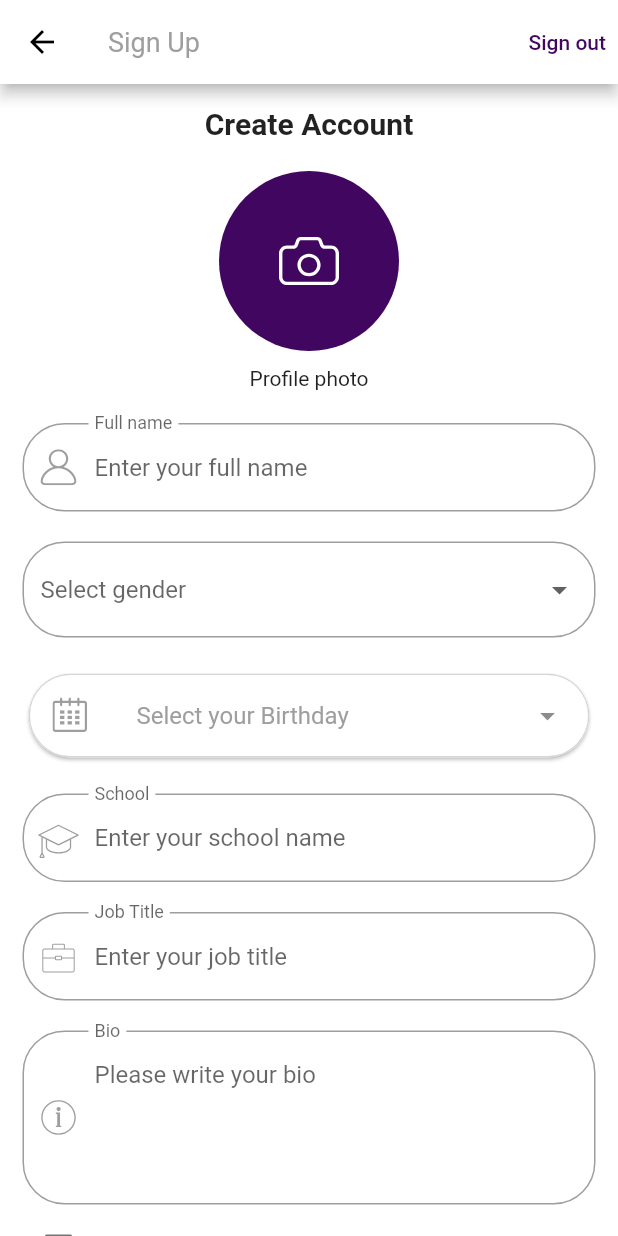
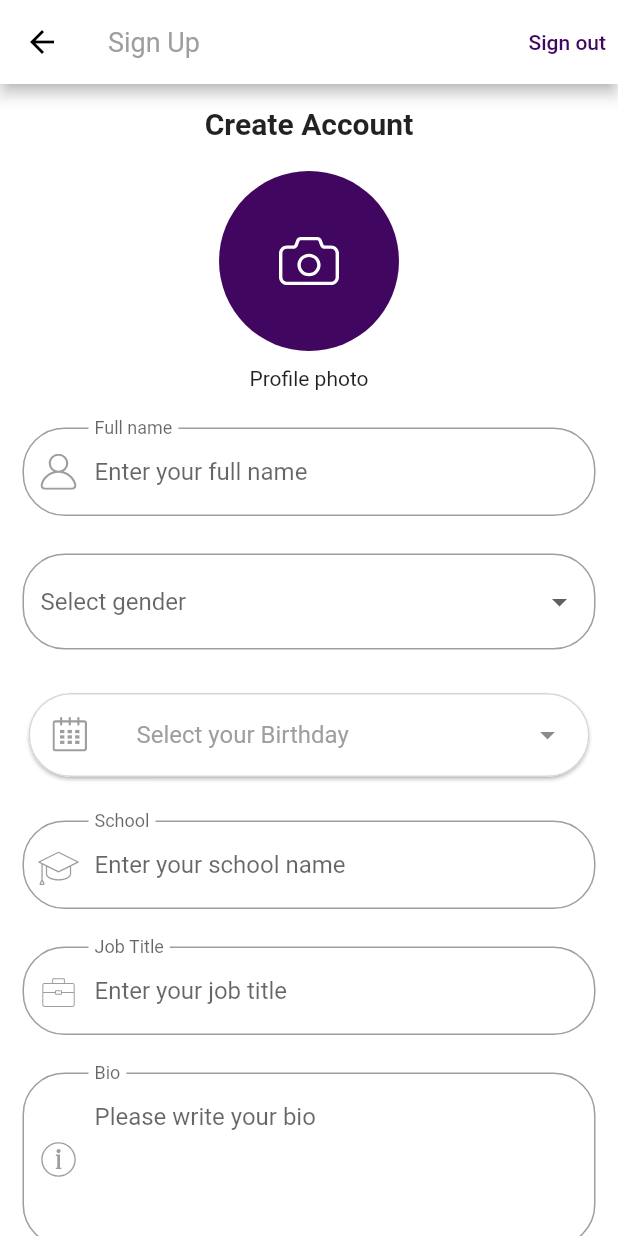
Before and after one commit to mercurystudio99/findnfun, a Flutter app: the SignUpScreen screen opened directly, on a phone screen of 412 x 824 dp. Run offline on Flutter 3.47's test engine with Material 2 defaults, Android fonts, the phone set to English and light mode, and no system bars; our stand-ins replace cached_network_image, cloud_firestore, country_code_picker, firebase_auth, firebase_core, firebase_messaging and 21 more; missing offline and left inert: agora_rtc_engine, animated_tree_view, confirm_dialog, flutter_cupertino_datetime_picker, flutter_facebook_auth, flutter_ringtone_player and 3 more; accounts and stored records are empty; generated files the repository leaves out were written again.

Commit message:
minor fix

```diff
--- a/assets/lang/en.json
+++ b/assets/lang/en.json
@@ -333,7 +333,7 @@
   "story_sent_successfully": "Story sent successfully!",
   "story_caption": "Story Caption",
   "write_story_caption_optional": "Write story caption ( Optional )",
-  "pick_a_color": "Pick a color!",
+  "pick_a_color": "Pick a color.",
   "CHANGE": "CHANGE",
   "SEND": "SEND",
   "send_messages_to_stories": "Send messages to Stories",
--- a/lib/screens/sign_up_screen.dart
+++ b/lib/screens/sign_up_screen.dart
@@ -198,7 +198,7 @@ class _SignUpScreenState extends State<SignUpScreen> {
               Text(_i18n.translate("profile_photo"),
                   textAlign: TextAlign.center),
 
-              const SizedBox(height: 22),
+              const SizedBox(height: 25),
 
               /// Form
               Form(
@@ -224,7 +224,7 @@ class _SignUpScreenState extends State<SignUpScreen> {
                         return null;
                       },
                     ),
-                    const SizedBox(height: 20),
+                    const SizedBox(height: 25),
 
                     /// User gender
                     DropdownButtonFormField<String>(
@@ -250,7 +250,7 @@ class _SignUpScreenState extends State<SignUpScreen> {
                         return null;
                       },
                     ),
-                    const SizedBox(height: 20),
+                    const SizedBox(height: 25),
 
                     /// Birthday card
                     Card(
@@ -269,7 +269,7 @@ class _SignUpScreenState extends State<SignUpScreen> {
                             _showDatePicker();
                           },
                         )),
-                    const SizedBox(height: 20),
+                    const SizedBox(height: 25),
 
                     /// School field
                     TextFormField(
@@ -283,7 +283,7 @@ class _SignUpScreenState extends State<SignUpScreen> {
                             child: SvgIcon("assets/icons/university_icon.svg"),
                           )),
                     ),
-                    const SizedBox(height: 20),
+                    const SizedBox(height: 25),
 
                     /// Job title field
                     TextFormField(
@@ -297,7 +297,7 @@ class _SignUpScreenState extends State<SignUpScreen> {
                             child: SvgIcon("assets/icons/job_bag_icon.svg"),
                           )),
                     ),
-                    const SizedBox(height: 20),
+                    const SizedBox(height: 25),
 
                     /// Bio field
                     TextFormField(
@@ -323,7 +323,7 @@ class _SignUpScreenState extends State<SignUpScreen> {
                     /// Agree terms
                     const SizedBox(height: 5),
                     _agreePrivacy(),
-                    const SizedBox(height: 20),
+                    const SizedBox(height: 25),
 
                     /// Sign Up button
                     SizedBox(
```
